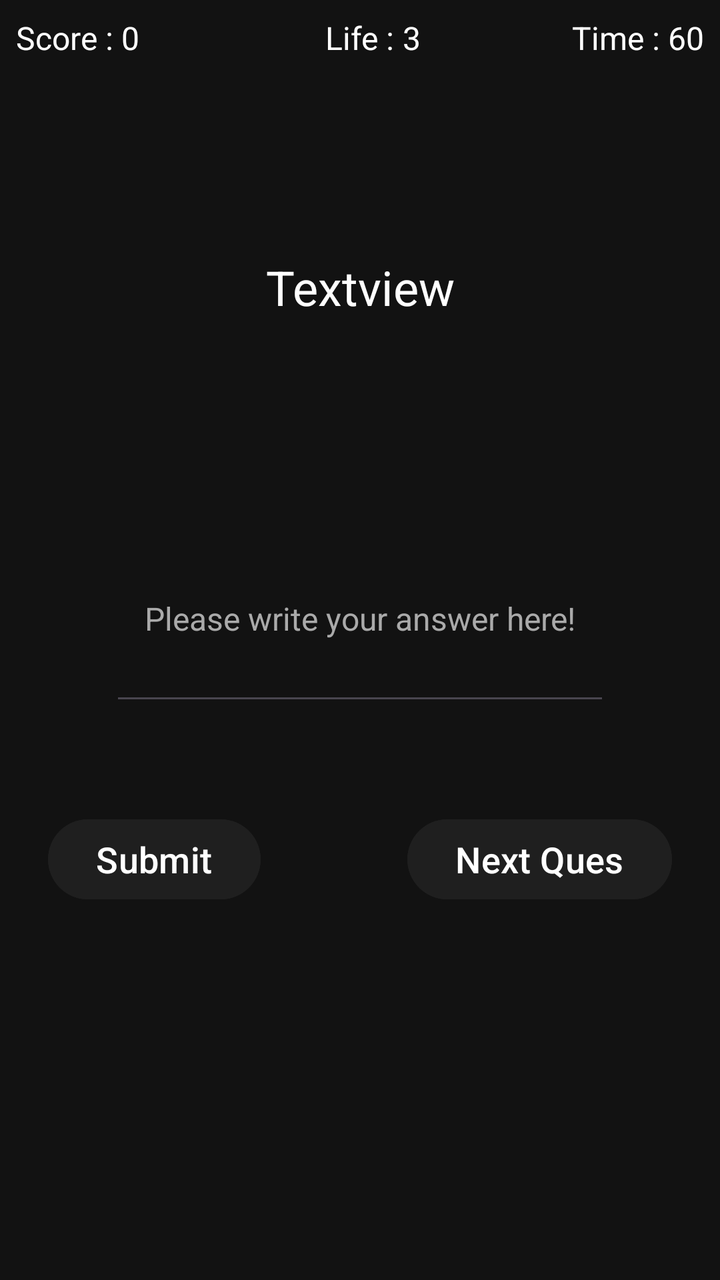
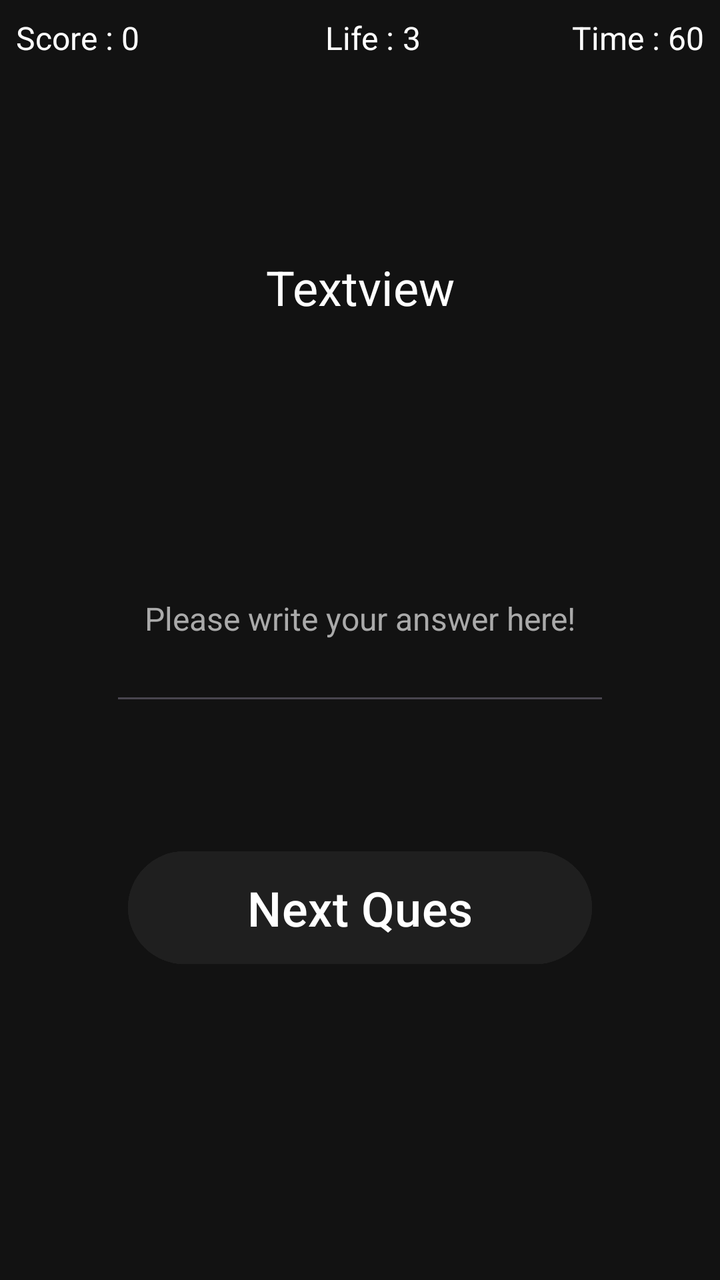

The first picture is an Android layout as it rendered before a commit; the second is the same layout after the commit. The layout source and the unified diff follow.
<!-- AndroidManifest.xml: application theme Theme.MathGame -->
<!-- res/layout/activity_game.xml -->
<?xml version="1.0" encoding="utf-8"?>
<RelativeLayout xmlns:android="http://schemas.android.com/apk/res/android"
    xmlns:app="http://schemas.android.com/apk/res-auto"
    xmlns:tools="http://schemas.android.com/tools"
    android:id="@+id/main"
    android:layout_width="match_parent"
    android:layout_height="match_parent"
    android:background="@color/dark_background"
    android:paddingTop="8dp"
    tools:context=".Game">

    <TextView
        android:id="@+id/score_text"
        android:layout_width="wrap_content"
        android:layout_height="wrap_content"
        android:layout_marginStart="8dp"
        android:text="Score :"
        android:textColor="@color/white"
        android:textSize="16sp"
        android:layout_alignParentStart="true"/>



    <TextView
        android:id="@+id/score_counter"
        android:layout_width="wrap_content"
        android:layout_height="wrap_content"
        android:layout_marginStart="4dp"
        android:text="0"
        android:textColor="@color/white"
        android:textSize="16sp"
        android:layout_toEndOf="@id/score_text"
        />

    <TextView
        android:id="@+id/life_text"
        android:layout_width="wrap_content"
        android:layout_height="wrap_content"
        android:text="Life :"
        android:textColor="@color/white"
        android:textSize="16sp"
        android:layout_centerHorizontal="true"
        />

    <TextView
        android:id="@+id/life_counter"
        android:layout_width="wrap_content"
        android:layout_height="wrap_content"
        android:text="3"
        android:textColor="@color/white"
        android:textSize="16sp"
        android:layout_marginStart="4dp"
        android:layout_toEndOf="@id/life_text"
        />

    <TextView
        android:id="@+id/timer_text"
        android:layout_width="wrap_content"
        android:layout_height="wrap_content"
        android:text="Time :"
        android:textColor="@color/white"
        android:textSize="16sp"
        android:layout_toStartOf="@id/time_remaining"
        android:layout_marginEnd="4dp"
        />

    <TextView
        android:id="@+id/time_remaining"
        android:layout_width="wrap_content"
        android:layout_height="wrap_content"
        android:text="60"
        android:textColor="@color/white"
        android:textSize="16sp"
        android:layout_alignParentEnd="true"
        android:layout_marginEnd="8dp"
        />

    <TextView
        android:id="@+id/question_container"
        android:layout_width="200dp"
        android:layout_height="100dp"
        android:text="Textview"
        android:textSize="24sp"
        android:textColor="@color/white"
        android:layout_centerHorizontal="true"
        android:layout_below="@id/life_text"
        android:gravity="center"
        android:layout_marginTop="64dp"/>

    <EditText
        android:id="@+id/answer_container"
        android:layout_width="250dp"
        android:layout_height="100dp"
        android:hint="Please write your answer here!"
        android:textColorHint="@android:color/darker_gray"
        android:textColor="@color/white"
        android:layout_centerHorizontal="true"
        android:layout_below="@id/question_container"
        android:gravity="center"
        android:textSize="16sp"
        android:layout_marginTop="64dp"/>

    <com.google.android.material.button.MaterialButton
        android:id="@+id/submit_button"
        android:layout_width="wrap_content"
        android:layout_height="wrap_content"
        android:backgroundTint="@color/dark_gray"
        android:layout_below="@id/answer_container"
        android:layout_alignParentStart="true"
        android:layout_marginStart="24dp"
        android:layout_marginTop="48dp"
        android:text="Submit"
        android:textSize="18dp"/>


    <com.google.android.material.button.MaterialButton
        android:id="@+id/next_button"
        android:layout_width="wrap_content"
        android:layout_height="wrap_content"
        android:backgroundTint="@color/dark_gray"
        android:layout_below="@id/answer_container"
        android:layout_alignParentEnd="true"
        android:layout_marginEnd="24dp"
        android:layout_marginTop="48dp"
        android:text="Next Ques"
        android:textSize="18dp"/>

</RelativeLayout>
<!-- resources referenced by this layout -->
<resources>
  <color name="dark_background">#121212</color>
  <color name="dark_gray">#1F1F1F</color>
  <color name="white">#FFFFFFFF</color>
  <style name="Theme.MathGame" parent="Base.Theme.MathGame" />
  <style name="Base.Theme.MathGame" parent="Theme.Material3.DayNight.NoActionBar">
          
          
      </style>
</resources>

<!-- the commit's change to res/layout/activity_game.xml (unified diff, before → after) -->
@@ -102,27 +102,33 @@
 
     <com.google.android.material.button.MaterialButton
         android:id="@+id/submit_button"
-        android:layout_width="wrap_content"
+        android:layout_width="match_parent"
         android:layout_height="wrap_content"
         android:backgroundTint="@color/dark_gray"
         android:layout_below="@id/answer_container"
-        android:layout_alignParentStart="true"
-        android:layout_marginStart="24dp"
-        android:layout_marginTop="48dp"
+        android:layout_centerHorizontal="true"
+        android:layout_marginTop="64dp"
         android:text="Submit"
-        android:textSize="18dp"/>
+        android:textSize="24sp"
+        android:layout_marginStart="64dp"
+        android:layout_marginEnd="64dp"
+        android:padding="12dp"
+        />
 
 
     <com.google.android.material.button.MaterialButton
         android:id="@+id/next_button"
-        android:layout_width="wrap_content"
+        android:layout_width="match_parent"
         android:layout_height="wrap_content"
         android:backgroundTint="@color/dark_gray"
         android:layout_below="@id/answer_container"
-        android:layout_alignParentEnd="true"
-        android:layout_marginEnd="24dp"
-        android:layout_marginTop="48dp"
+        android:layout_centerHorizontal="true"
+        android:layout_marginTop="64dp"
         android:text="Next Ques"
-        android:textSize="18dp"/>
+        android:textSize="24sp"
+        android:layout_marginStart="64dp"
+        android:layout_marginEnd="64dp"
+        android:padding="12dp"
+        />
 
 </RelativeLayout>
